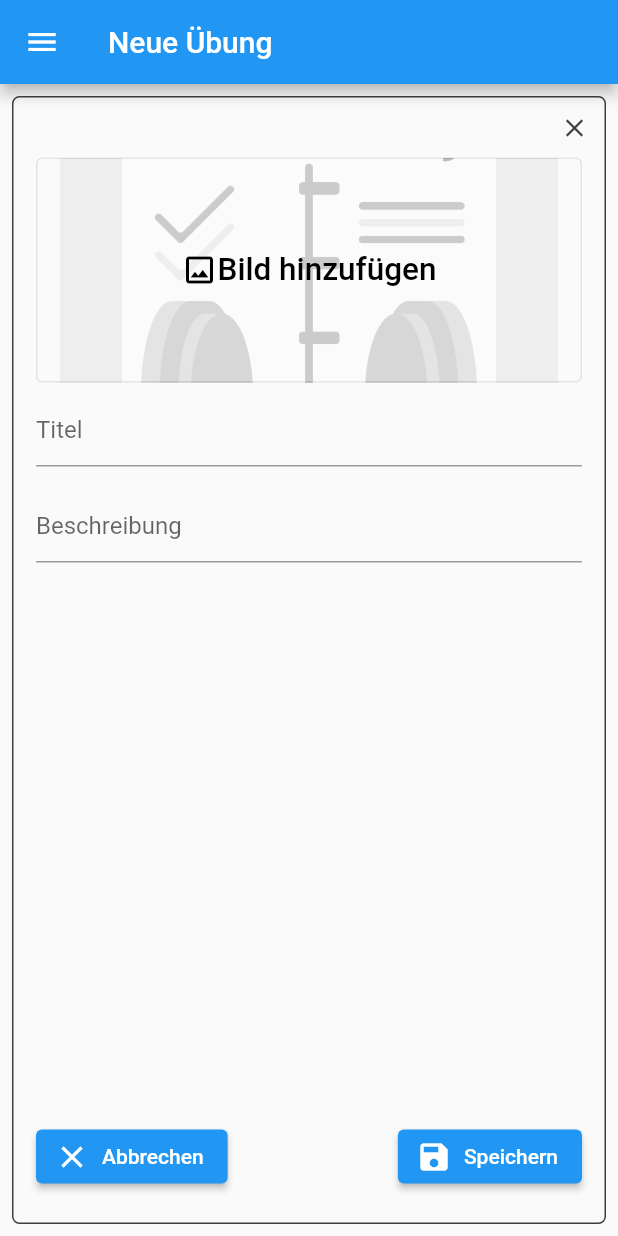
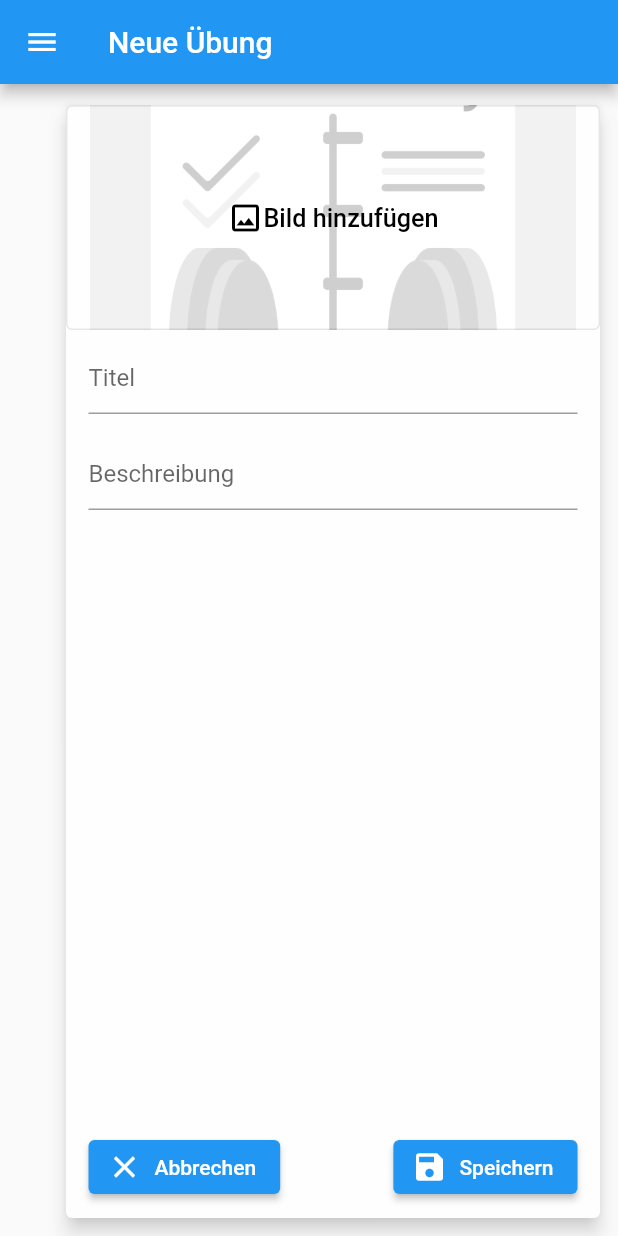
Before and after one commit to thierrypascal/NativeTraining, a Flutter app: the CreateExercise widget shown alone on an empty page, opened directly, on a phone screen of 412 x 824 dp. Run offline on Flutter 3.47's test engine with Material 2 defaults, Android fonts, the phone set to English and light mode, and no system bars; our stand-ins replace cached_network_image, cloud_firestore, extended_image, firebase_auth, firebase_core, firebase_storage and 5 more; missing offline and left inert: image_editor; accounts and stored records are empty; network calls fail.

Commit message:
added create_exercise.dart, show_exercise.dart

```diff
--- a/lib/components/edit_dialog.dart
+++ b/lib/components/edit_dialog.dart
@@ -25,14 +25,8 @@ class EditDialog extends StatelessWidget {
   /// callback function which is called upon save
   final Function saveCallback;
 
-  /// callback which is used with the cross at the top of the page
-  final Function cancelCallback;
-
   /// content to display on the page
   final Widget body;
-
-  /// scroll physics for the body
-  final bool isScrollable;
 
   /// Simple class to display a save-abort dialog
   EditDialog(
@@ -44,59 +38,31 @@ class EditDialog extends StatelessWidget {
       @required this.abortCallback,
       @required this.saveCallback,
       Function cancelCallback,
-      this.isScrollable = true,
       @required this.body,
       Key key})
-      : cancelCallback = cancelCallback ?? abortCallback,
+      :
         super(key: key);
 
   @override
   Widget build(BuildContext context) {
     return Scaffold(
-      resizeToAvoidBottomInset: false,
+      // resizeToAvoidBottomInset: false,
       drawer: MyDrawer(),
       appBar: AppBar(title: Text(title)),
       body: Padding(
-        padding: const EdgeInsets.all(8.0),
-        child: Container(
-          decoration: BoxDecoration(
-              border:
-                  Border.all(color: Theme.of(context).colorScheme.onSurface),
-              borderRadius: const BorderRadius.all(Radius.circular(5))),
+        padding: const EdgeInsets.fromLTRB(40, 10, 8, 8),
+        child: Card(
+          elevation: 5,
           child: Column(
             children: [
-              Row(
-                mainAxisAlignment: MainAxisAlignment.end,
-                children: [
-                  IconButton(
-                      icon: Icon(
-                        Icons.clear,
-                        size: 20,
-                        color: Theme.of(context).colorScheme.onSurface,
-                      ),
-                      visualDensity: VisualDensity.compact,
-                      padding: EdgeInsets.zero,
-                      onPressed: cancelCallback),
-                ],
-              ),
               Expanded(
-                child: Padding(
-                  padding: const EdgeInsets.only(left: 15, right: 15),
-                  child: isScrollable
-                      ? ListView(
-                          shrinkWrap: true,
-                          children: [
-                            body,
-                          ],
-                        )
-                      : body,
-                ),
+                child: body,
               ),
               Padding(
                 padding: const EdgeInsets.only(
                   left: 15.0,
                   right: 15,
-                  bottom: 20,
+                  bottom: 10,
                 ),
                 child: Row(
                   mainAxisAlignment: MainAxisAlignment.spaceBetween,
--- a/lib/components/image_picker_page.dart
+++ b/lib/components/image_picker_page.dart
@@ -93,7 +93,6 @@ class _ImagePickerPageState extends State<ImagePickerPage> {
             }
           : null,
       title: 'Bild auswählen',
-      isScrollable: false,
       body: SizedBox(
         child: Column(
           children: <Widget>[
--- a/lib/components/select_image_for_exercise.dart
+++ b/lib/components/select_image_for_exercise.dart
@@ -72,7 +72,7 @@ class _SelectExerciseImageState extends State<SelectExerciseImage> {
                 Text(
                   widget.displayText,
                   style: const TextStyle(color: Colors.black),
-                  textScaleFactor: 1.5,
+                  textScaleFactor: 1.2,
                 ),
               ],
             )
--- a/lib/pages/account_page/account_delete_page.dart
+++ b/lib/pages/account_page/account_delete_page.dart
@@ -26,7 +26,6 @@ class _MyAccountDeleteState extends State<MyAccountDelete> {
     final user = Provider.of<User>(context, listen: false);
 
     return EditDialog(
-      isScrollable: false,
       title: 'Account löschen',
       abortCallback: () {
         Navigator.pop(context);
--- a/lib/pages/exercise_page/create_exercise.dart
+++ b/lib/pages/exercise_page/create_exercise.dart
@@ -51,9 +51,15 @@ class _CreateExerciseState extends State<CreateExercise> {
               .deleteImage(imageURL: _toDeleteURL);
         }
         _formKey.currentState.save();
+        if (_title.isEmpty) {
+          ScaffoldMessenger.of(context).showSnackBar(SnackBar(
+            content: Text('Du musst deiner \u00DCbung einen Namen geben'),
+          ));
+        } else {
           if (user.exercises.contains(_title)) {
             ScaffoldMessenger.of(context).showSnackBar(SnackBar(
-            content: Text('Du hast bereits eine \u00DCbung mit dem Titel $_title.\n'
+              content: Text(
+                  'Du hast bereits eine \u00DCbung mit dem Titel $_title.\n'
                   'Wähle bitte einen Anderen.'),
             ));
           } else {
@@ -69,8 +75,10 @@ class _CreateExerciseState extends State<CreateExercise> {
                       duration: 2,
                     )));
           }
+        }
       },
-      body: Form(
+      body: SingleChildScrollView(
+        child: Form(
           key: _formKey,
           child: Column(
             children: [
@@ -91,7 +99,7 @@ class _CreateExerciseState extends State<CreateExercise> {
                 displayText: 'Bild hinzufügen',
               ),
               Padding(
-              padding: const EdgeInsets.symmetric(vertical: 8.0),
+                padding: const EdgeInsets.fromLTRB(15, 8, 15, 8),
                 child: TextFormField(
                   initialValue: exercise.title,
                   decoration: const InputDecoration(
@@ -101,8 +109,9 @@ class _CreateExerciseState extends State<CreateExercise> {
                 ),
               ),
               Padding(
-              padding: const EdgeInsets.symmetric(vertical: 8.0),
+                padding: const EdgeInsets.fromLTRB(15, 8, 15, 8),
                 child: TextFormField(
+                  maxLines: null,
                   initialValue: exercise.description,
                   decoration: const InputDecoration(
                       labelText: 'Beschreibung',
@@ -113,6 +122,7 @@ class _CreateExerciseState extends State<CreateExercise> {
             ],
           ),
         ),
+      ),
     );
   }
 }
```
Also changed, not shown: lib/components/information_object_list_widget.dart (+13 -5 lines), lib/components/show_dialog.dart (added, +120 -0 lines), lib/pages/exercise_page/show_exercise.dart (added, +63 -0 lines). Lines whose indentation alone changed are shown as unchanged.
